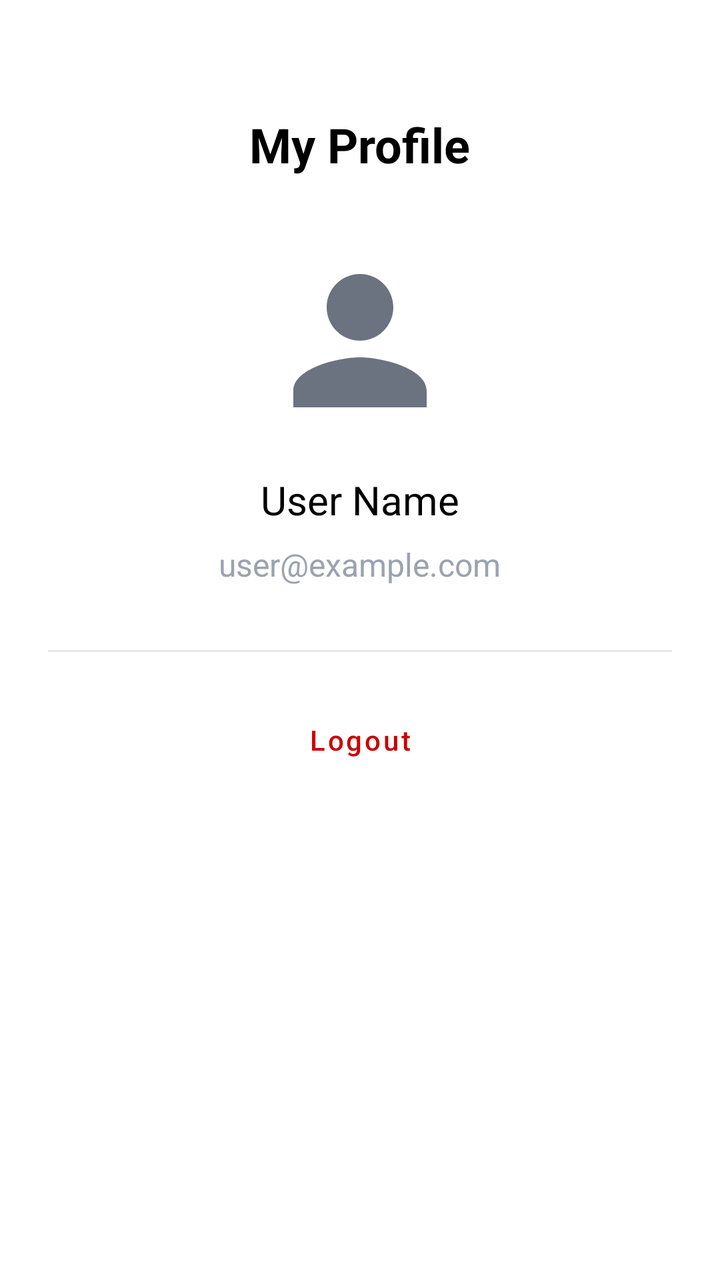
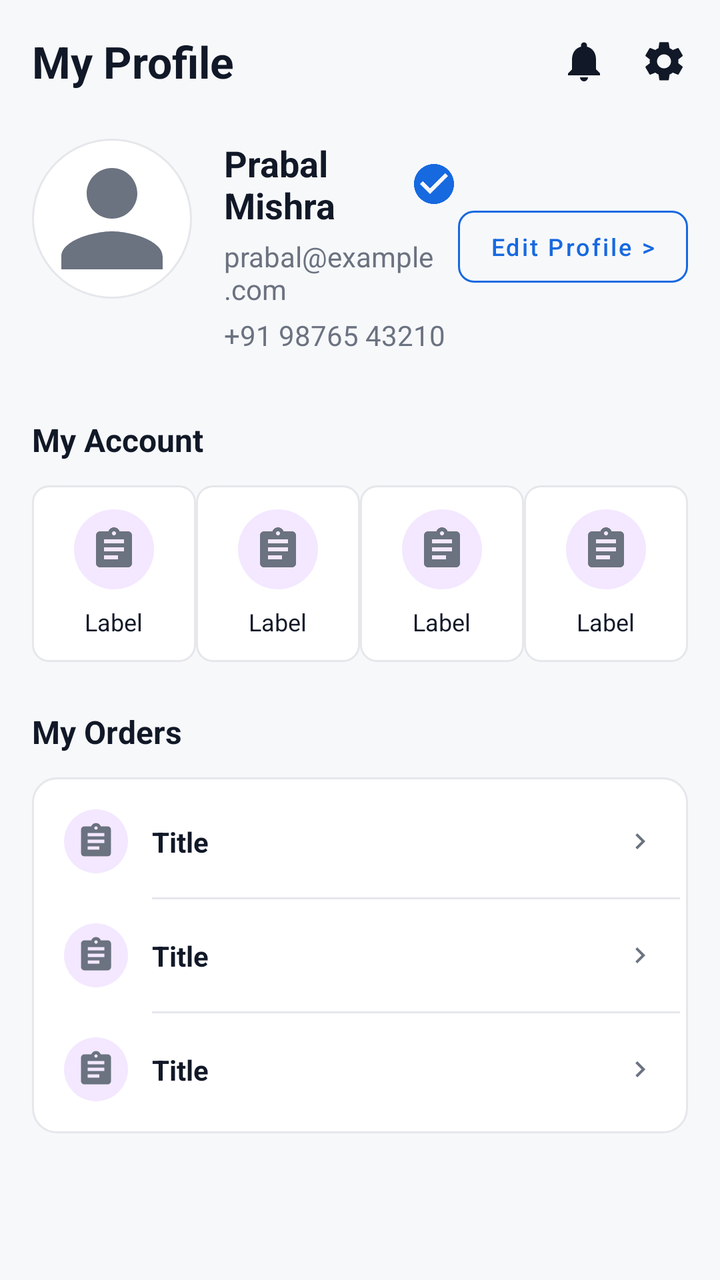

Two renders of the same Android screen: before a commit and after it. Below are the layout's source before the change and the commit's diff.
<!-- AndroidManifest.xml: application theme Theme.LightShop -->
<!-- res/layout/fragment_profile.xml -->
<?xml version="1.0" encoding="utf-8"?>
<LinearLayout xmlns:android="http://schemas.android.com/apk/res/android"
    android:layout_width="match_parent"
    android:layout_height="match_parent"
    android:orientation="vertical"
    android:padding="24dp"
    android:gravity="center_horizontal"
    android:background="@color/white">

    <TextView
        android:layout_width="wrap_content"
        android:layout_height="wrap_content"
        android:text="My Profile"
        android:textSize="24sp"
        android:textStyle="bold"
        android:textColor="@color/black"
        android:layout_marginTop="32dp"/>

    <ImageView
        android:layout_width="100dp"
        android:layout_height="100dp"
        android:src="@drawable/ic_person_24"
        android:layout_marginTop="32dp"
        android:contentDescription="Profile Picture"/>

    <TextView
        android:id="@+id/tv_profile_name"
        android:layout_width="wrap_content"
        android:layout_height="wrap_content"
        android:text="User Name"
        android:textSize="20sp"
        android:textColor="@color/black"
        android:layout_marginTop="16dp"/>

    <TextView
        android:id="@+id/tv_profile_email"
        android:layout_width="wrap_content"
        android:layout_height="wrap_content"
        android:text="user@example.com"
        android:textSize="16sp"
        android:textColor="@color/text_hint"
        android:layout_marginTop="8dp"/>

    <View
        android:layout_width="match_parent"
        android:layout_height="1dp"
        android:background="@color/stroke_color"
        android:layout_marginTop="32dp"/>

    <com.google.android.material.button.MaterialButton
        android:id="@+id/btn_logout"
        style="@style/Widget.MaterialComponents.Button.TextButton"
        android:layout_width="match_parent"
        android:layout_height="56dp"
        android:layout_marginTop="16dp"
        android:text="Logout"
        android:textColor="@android:color/holo_red_dark"
        android:textAllCaps="false"/>

</LinearLayout>
<!-- resources referenced by this layout -->
<resources>
  <color name="stroke_color">#E5E7EB</color>
  <color name="text_hint">#9CA3AF</color>
  <style name="Base.Theme.LightShop" parent="Theme.Material3.DayNight.NoActionBar">
          
          <item name="android:statusBarColor">@color/white</item>
          <item name="android:windowLightStatusBar">true</item>
          <item name="android:navigationBarColor">@color/white</item>
          <item name="android:windowBackground">@color/white</item>
  
          
          <item name="bottomNavigationStyle">@style/Widget.App.BottomNavigationView</item>
      </style>
  <!-- unchanged entries left out for length: 9 -->
</resources>

<!-- the commit's change to res/layout/fragment_profile.xml (unified diff, before → after) -->
@@ -1,60 +1,344 @@
+<?xml version="1.0" encoding="utf-8"?>
+<androidx.coordinatorlayout.widget.CoordinatorLayout xmlns:android="http://schemas.android.com/apk/res/android"
+    xmlns:app="http://schemas.android.com/apk/res-auto"
+    xmlns:tools="http://schemas.android.com/tools"
+    android:layout_width="match_parent"
+    android:layout_height="match_parent"
+    android:background="@color/light_grey_bg">
+
+    <com.google.android.material.appbar.AppBarLayout
+        android:layout_width="match_parent"
+        android:layout_height="wrap_content"
+        android:background="@color/light_grey_bg"
+        app:elevation="0dp">
+
+        <androidx.constraintlayout.widget.ConstraintLayout
+            android:layout_width="match_parent"
+            android:layout_height="wrap_content"
+            android:padding="16dp">
+
+            <TextView
+                android:id="@+id/tv_title"
+                android:layout_width="wrap_content"
+                android:layout_height="wrap_content"
+                android:text="My Profile"
+                android:textColor="@color/text_primary"
+                android:textSize="22sp"
+                android:textStyle="bold"
+                app:layout_constraintStart_toStartOf="parent"
+                app:layout_constraintTop_toTopOf="parent" />
+
+            <ImageView
+                android:id="@+id/iv_settings"
+                android:layout_width="24dp"
+                android:layout_height="24dp"
+                android:clickable="true"
+                android:focusable="true"
+                android:foreground="?attr/selectableItemBackgroundBorderless"
+                android:src="@drawable/ic_settings"
+                app:layout_constraintBottom_toBottomOf="@id/tv_title"
+                app:layout_constraintEnd_toEndOf="parent"
+                app:layout_constraintTop_toTopOf="@id/tv_title"
+                app:tint="@color/text_primary" />
+
+            <ImageView
+                android:id="@+id/iv_notifications"
+                android:layout_width="24dp"
+                android:layout_height="24dp"
+                android:layout_marginEnd="16dp"
+                android:clickable="true"
+                android:focusable="true"
+                android:foreground="?attr/selectableItemBackgroundBorderless"
+                android:src="@drawable/ic_notification"
+                app:layout_constraintBottom_toBottomOf="@id/tv_title"
+                app:layout_constraintEnd_toStartOf="@id/iv_settings"
+                app:layout_constraintTop_toTopOf="@id/tv_title"
+                app:tint="@color/text_primary" />
+
+            
+            <androidx.constraintlayout.widget.ConstraintLayout
+                android:id="@+id/cl_profile_header"
+                android:layout_width="match_parent"
+                android:layout_height="wrap_content"
+                android:layout_marginTop="24dp"
+                app:layout_constraintTop_toBottomOf="@id/tv_title">
+
+                <FrameLayout
+                    android:id="@+id/fl_profile_image"
+                    android:layout_width="80dp"
+                    android:layout_height="80dp"
+                    app:layout_constraintStart_toStartOf="parent"
+                    app:layout_constraintTop_toTopOf="parent">
+
+                    <ImageView
+                        android:id="@+id/iv_profile_pic"
+                        android:layout_width="match_parent"
+                        android:layout_height="match_parent"
+                        android:background="@drawable/bg_profile_photo"
+                        android:padding="2dp"
+                        android:scaleType="centerCrop"
+                        android:src="@drawable/ic_person_24" />
+                </FrameLayout>
+
+                <TextView
+                    android:id="@+id/tv_profile_name"
+                    android:layout_width="0dp"
+                    android:layout_height="wrap_content"
+                    android:layout_marginStart="16dp"
+                    android:text="Prabal Mishra"
+                    android:textColor="@color/text_primary"
+                    android:textSize="18sp"
+                    android:textStyle="bold"
+                    android:drawablePadding="8dp"
+                    app:drawableEndCompat="@drawable/ic_verified"
+                    app:layout_constraintEnd_toStartOf="@id/btn_edit_profile"
+                    app:layout_constraintStart_toEndOf="@id/fl_profile_image"
+                    app:layout_constraintTop_toTopOf="@id/fl_profile_image" />
+
+                <TextView
+                    android:id="@+id/tv_profile_email"
+                    android:layout_width="0dp"
+                    android:layout_height="wrap_content"
+                    android:layout_marginTop="4dp"
+                    android:text="prabal@example.com"
+                    android:textColor="@color/text_subtitle"
+                    android:textSize="14sp"
+                    app:layout_constraintEnd_toStartOf="@id/btn_edit_profile"
+                    app:layout_constraintStart_toStartOf="@id/tv_profile_name"
+                    app:layout_constraintTop_toBottomOf="@id/tv_profile_name" />
+
+                <TextView
+                    android:id="@+id/tv_profile_phone"
+                    android:layout_width="0dp"
+                    android:layout_height="wrap_content"
+                    android:layout_marginTop="4dp"
+                    android:text="+91 98765 43210"
+                    android:textColor="@color/text_subtitle"
+                    android:textSize="14sp"
+                    app:layout_constraintEnd_toStartOf="@id/btn_edit_profile"
+                    app:layout_constraintStart_toStartOf="@id/tv_profile_name"
+                    app:layout_constraintTop_toBottomOf="@id/tv_profile_email" />
+
+                <com.google.android.material.button.MaterialButton
+                    android:id="@+id/btn_edit_profile"
+                    style="@style/Widget.MaterialComponents.Button.OutlinedButton"
+                    android:layout_width="wrap_content"
+                    android:layout_height="wrap_content"
+                    android:text="Edit Profile >"
+                    android:textAllCaps="false"
+                    android:textColor="@color/accent_blue"
+                    android:textSize="12sp"
+                    app:cornerRadius="8dp"
+                    app:layout_constraintBottom_toBottomOf="parent"
+                    app:layout_constraintEnd_toEndOf="parent"
+                    app:layout_constraintTop_toTopOf="parent"
+                    app:strokeColor="@color/accent_blue" />
+
+            </androidx.constraintlayout.widget.ConstraintLayout>
+
+        </androidx.constraintlayout.widget.ConstraintLayout>
+
+    </com.google.android.material.appbar.AppBarLayout>
+
+    <androidx.core.widget.NestedScrollView
+        android:layout_width="match_parent"
+        android:layout_height="match_parent"
+        app:layout_behavior="@string/appbar_scrolling_view_behavior">
+
+        <LinearLayout
+            android:layout_width="match_parent"
+            android:layout_height="wrap_content"
+            android:orientation="vertical"
+            android:padding="16dp">
+
+            
+            <TextView
+                android:layout_width="wrap_content"
+                android:layout_height="wrap_content"
+                android:text="My Account"
+                android:textColor="@color/text_primary"
+                android:textSize="16sp"
+                android:textStyle="bold" />
+
+            <LinearLayout
+                android:layout_width="match_parent"
+                android:layout_height="wrap_content"
+                android:layout_marginTop="12dp"
+                android:orientation="horizontal"
+                android:baselineAligned="false">
+
+                <include
+                    android:id="@+id/item_orders"
+                    layout="@layout/item_quick_action"
+                    android:layout_width="0dp"
+                    android:layout_height="wrap_content"
+                    android:layout_weight="1" />
+
+                <include
+                    android:id="@+id/item_wishlist_quick"
+                    layout="@layout/item_quick_action"
+                    android:layout_width="0dp"
+                    android:layout_height="wrap_content"
+                    android:layout_weight="1" />
+
+                <include
+                    android:id="@+id/item_addresses"
+                    layout="@layout/item_quick_action"
+                    android:layout_width="0dp"
+                    android:layout_height="wrap_content"
+                    android:layout_weight="1" />
+
+                <include
+                    android:id="@+id/item_payments"
+                    layout="@layout/item_quick_action"
+                    android:layout_width="0dp"
+                    android:layout_height="wrap_content"
+                    android:layout_weight="1" />
+
+            </LinearLayout>
+
+            
+            <TextView
+                android:layout_width="wrap_content"
+                android:layout_height="wrap_content"
+                android:layout_marginTop="24dp"
+                android:text="My Orders"
+                android:textColor="@color/text_primary"
+                android:textSize="16sp"
+                android:textStyle="bold" />
+
+            <LinearLayout
+                android:layout_width="match_parent"
+                android:layout_height="wrap_content"
+                android:layout_marginTop="12dp"
+                android:background="@drawable/bg_card_white"
+                android:orientation="vertical"
+                android:padding="4dp">
+
+                <include
+                    android:id="@+id/row_my_orders"
+                    layout="@layout/item_profile_row" />
+
+                <View
+                    android:layout_width="match_parent"
+                    android:layout_height="1dp"
+                    android:layout_marginStart="56dp"
+                    android:background="@color/divider_color" />
+
+                <include
+                    android:id="@+id/row_track_orders"
+                    layout="@layout/item_profile_row" />
+
+                <View
+                    android:layout_width="match_parent"
+                    android:layout_height="1dp"
+                    android:layout_marginStart="56dp"
+                    android:background="@color/divider_color" />
+
+                <include
+                    android:id="@+id/row_wishlist"
+                    layout="@layout/item_profile_row" />
+
+            </LinearLayout>
+
+        </LinearLayout>
+
+    </androidx.core.widget.NestedScrollView>
+
+</androidx.coordinatorlayout.widget.CoordinatorLayout>
+<!-- res/layout/item_quick_action.xml (included above) -->
 <?xml version="1.0" encoding="utf-8"?>
 <LinearLayout xmlns:android="http://schemas.android.com/apk/res/android"
+    xmlns:app="http://schemas.android.com/apk/res-auto"
     android:layout_width="match_parent"
-    android:layout_height="match_parent"
+    android:layout_height="wrap_content"
+    android:background="@drawable/bg_quick_action"
+    android:clickable="true"
+    android:focusable="true"
+    android:gravity="center"
     android:orientation="vertical"
-    android:padding="24dp"
-    android:gravity="center_horizontal"
-    android:background="@color/white">
+    android:padding="12dp"
+    android:layout_margin="4dp">
+
+    <ImageView
+        android:id="@+id/iv_action_icon"
+        android:layout_width="40dp"
+        android:layout_height="40dp"
+        android:padding="8dp"
+        android:background="@drawable/bg_circle_pastel"
+        android:src="@drawable/ic_orders" />
 
     <TextView
+        android:id="@+id/tv_action_label"
         android:layout_width="wrap_content"
         android:layout_height="wrap_content"
-        android:text="My Profile"
-        android:textSize="24sp"
-        android:textStyle="bold"
-        android:textColor="@color/black"
-        android:layout_marginTop="32dp"/>
+        android:layout_marginTop="8dp"
+        android:text="Label"
+        android:textColor="@color/text_primary"
+        android:textSize="12sp" />
+
+</LinearLayout>
+<!-- res/layout/item_profile_row.xml (included above) -->
+<?xml version="1.0" encoding="utf-8"?>
+<androidx.constraintlayout.widget.ConstraintLayout xmlns:android="http://schemas.android.com/apk/res/android"
+    xmlns:app="http://schemas.android.com/apk/res-auto"
+    android:layout_width="match_parent"
+    android:layout_height="wrap_content"
+    android:background="?attr/selectableItemBackground"
+    android:clickable="true"
+    android:focusable="true"
+    android:padding="12dp">
 
     <ImageView
-        android:layout_width="100dp"
-        android:layout_height="100dp"
-        android:src="@drawable/ic_person_24"
-        android:layout_marginTop="32dp"
-        android:contentDescription="Profile Picture"/>
-
-    <TextView
-        android:id="@+id/tv_profile_name"
-        android:layout_width="wrap_content"
+        android:id="@+id/iv_row_icon"
+        android:layout_width="32dp"
+        android:layout_height="32dp"
+        android:background="@drawable/bg_circle_pastel"
+        android:padding="6dp"
+        android:src="@drawable/ic_orders"
+        app:layout_constraintBottom_toBottomOf="parent"
+        app:layout_constraintStart_toStartOf="parent"
+        app:layout_constraintTop_toTopOf="parent" />
+
+    <LinearLayout
+        android:layout_width="0dp"
         android:layout_height="wrap_content"
-        android:text="User Name"
-        android:textSize="20sp"
-        android:textColor="@color/black"
-        android:layout_marginTop="16dp"/>
-
-    <TextView
-        android:id="@+id/tv_profile_email"
-        android:layout_width="wrap_content"
-        android:layout_height="wrap_content"
-        android:text="user@example.com"
-        android:textSize="16sp"
-        android:textColor="@color/text_hint"
-        android:layout_marginTop="8dp"/>
-
-    <View
-        android:layout_width="match_parent"
-        android:layout_height="1dp"
-        android:background="@color/stroke_color"
-        android:layout_marginTop="32dp"/>
-
-    <com.google.android.material.button.MaterialButton
-        android:id="@+id/btn_logout"
-        style="@style/Widget.MaterialComponents.Button.TextButton"
-        android:layout_width="match_parent"
-        android:layout_height="56dp"
-        android:layout_marginTop="16dp"
-        android:text="Logout"
-        android:textColor="@android:color/holo_red_dark"
-        android:textAllCaps="false"/>
-
-</LinearLayout>
+        android:layout_marginStart="12dp"
+        android:layout_marginEnd="8dp"
+        android:orientation="vertical"
+        app:layout_constraintBottom_toBottomOf="parent"
+        app:layout_constraintEnd_toStartOf="@id/iv_row_chevron"
+        app:layout_constraintStart_toEndOf="@id/iv_row_icon"
+        app:layout_constraintTop_toTopOf="parent">
+
+        <TextView
+            android:id="@+id/tv_row_title"
+            android:layout_width="wrap_content"
+            android:layout_height="wrap_content"
+            android:text="Title"
+            android:textColor="@color/text_primary"
+            android:textSize="14sp"
+            android:textStyle="bold" />
+
+        <TextView
+            android:id="@+id/tv_row_subtitle"
+            android:layout_width="wrap_content"
+            android:layout_height="wrap_content"
+            android:text="Subtitle"
+            android:textColor="@color/text_subtitle"
+            android:textSize="12sp"
+            android:visibility="gone" />
+
+    </LinearLayout>
+
+    <ImageView
+        android:id="@+id/iv_row_chevron"
+        android:layout_width="16dp"
+        android:layout_height="16dp"
+        android:src="@drawable/ic_chevron_right"
+        app:layout_constraintBottom_toBottomOf="parent"
+        app:layout_constraintEnd_toEndOf="parent"
+        app:layout_constraintTop_toTopOf="parent"
+        app:tint="@color/text_subtitle" />
+
+</androidx.constraintlayout.widget.ConstraintLayout>
<!-- resource entries referenced after the edit -->
@@ -1,15 +1,110 @@
 <!-- resources referenced by this layout -->
 <resources>
-  <color name="stroke_color">#E5E7EB</color>
-  <color name="text_hint">#9CA3AF</color>
-  <style name="Base.Theme.LightShop" parent="Theme.Material3.DayNight.NoActionBar">
+  <color name="accent_blue">#1769E0</color>
+  <color name="divider_color">#E5E7EB</color>
+  <color name="light_grey_bg">#F7F8FA</color>
+  <color name="text_primary">#111827</color>
+  <color name="text_subtitle">#6B7280</color>
+  <!-- drawable bg_card_white (drawable) -->
+  <?xml version="1.0" encoding="utf-8"?>
+  <shape xmlns:android="http://schemas.android.com/apk/res/android">
+      <solid android:color="@color/white" />
+      <corners android:radius="12dp" />
+      <stroke
+          android:width="1dp"
+          android:color="@color/divider_color" />
+  </shape>
+  <!-- drawable bg_circle_pastel (drawable) -->
+  <?xml version="1.0" encoding="utf-8"?>
+  <shape xmlns:android="http://schemas.android.com/apk/res/android"
+      android:shape="oval">
+      <solid android:color="#F3E8FF" />
+  </shape>
+  <!-- drawable bg_profile_photo (drawable) -->
+  <?xml version="1.0" encoding="utf-8"?>
+  <shape xmlns:android="http://schemas.android.com/apk/res/android"
+      android:shape="oval">
+      <solid android:color="@color/white" />
+      <stroke
+          android:width="1dp"
+          android:color="@color/divider_color" />
+  </shape>
+  <!-- drawable bg_quick_action (drawable) -->
+  <?xml version="1.0" encoding="utf-8"?>
+  <ripple xmlns:android="http://schemas.android.com/apk/res/android"
+      android:color="?attr/colorControlHighlight">
+      <item>
+          <shape>
+              <solid android:color="@color/white" />
+              <corners android:radius="8dp" />
+              <stroke
+                  android:width="1dp"
+                  android:color="@color/divider_color" />
+          </shape>
+      </item>
+  </ripple>
+  <!-- drawable ic_chevron_right (drawable) -->
+  <vector xmlns:android="http://schemas.android.com/apk/res/android"
+      android:width="24dp"
+      android:height="24dp"
+      android:viewportWidth="24"
+      android:viewportHeight="24">
+      <path
+          android:fillColor="#000000"
+          android:pathData="M8.59,16.59L13.17,12L8.59,7.41L10,6L16,12L10,18L8.59,16.59Z"/>
+  </vector>
+  <!-- drawable ic_notification (drawable) -->
+  <vector xmlns:android="http://schemas.android.com/apk/res/android"
+      android:width="24dp"
+      android:height="24dp"
+      android:viewportWidth="24"
+      android:viewportHeight="24">
+      <path
+          android:fillColor="@color/icon_color"
+          android:pathData="M12,22c1.1,0 2,-0.9 2,-2h-4c0,1.1 0.9,2 2,2zM18,16v-5c0,-3.07 -1.63,-5.64 -4.5,-6.32V4c0,-0.83 -0.67,-1.5 -1.5,-1.5s-1.5,0.67 -1.5,1.5v0.68C7.64,5.36 6,7.92 6,11v5l-2,2v1h16v-1l-2,-2z"/>
+  </vector>
+  <!-- drawable ic_orders (drawable) -->
+  <vector xmlns:android="http://schemas.android.com/apk/res/android"
+      android:width="24dp"
+      android:height="24dp"
+      android:viewportWidth="24"
+      android:viewportHeight="24">
+      <path
+          android:fillColor="@color/icon_color"
+          android:pathData="M19,3h-4.18C14.4,1.84 13.3,1 12,1S9.6,1.84 9.18,3H5c-1.1,0 -2,0.9 -2,2v14c0,1.1 0.9,2 2,2h14c1.1,0 2,-0.9 2,-2V5c0,-1.1 -0.9,-2 -2,-2zM12,3c0.55,0 1,0.45 1,1s-0.45,1 -1,1 -1,-0.45 -1,-1 0.45,-1 1,-1zM14,17H7v-2h7v2zM17,13H7v-2h10v2zM17,9H7V7h10v2z"/>
+  </vector>
+  <!-- drawable ic_settings (drawable) -->
+  <vector xmlns:android="http://schemas.android.com/apk/res/android"
+      android:width="24dp"
+      android:height="24dp"
+      android:viewportWidth="24"
+      android:viewportHeight="24">
+      <path
+          android:fillColor="#111827"
+          android:pathData="M19.14,12.94c0.04,-0.3 0.06,-0.61 0.06,-0.94c0,-0.32 -0.02,-0.64 -0.07,-0.94l2.03,-1.58c0.18,-0.14 0.23,-0.39 0.12,-0.59l-1.92,-3.32c-0.12,-0.2 -0.36,-0.27 -0.57,-0.19l-2.39,0.96c-0.5,-0.38 -1.03,-0.7 -1.62,-0.94L14.4,2.81c-0.04,-0.22 -0.24,-0.39 -0.47,-0.39h-3.84c-0.23,0 -0.43,0.17 -0.47,0.39L9.27,5.39C8.69,5.63 8.15,5.94 7.66,6.33L5.27,5.37c-0.21,-0.08 -0.45,-0.01 -0.57,0.19L2.78,8.88c-0.11,0.2 -0.06,0.45 0.12,0.59l2.03,1.58c-0.05,0.3 -0.07,0.62 -0.07,0.94s0.02,0.64 0.07,0.94l-2.03,1.58c-0.18,0.14 -0.23,0.39 -0.12,0.59l1.92,3.32c0.12,0.2 0.36,0.27 0.57,0.19l2.39,-0.96c0.5,0.38 1.03,0.7 1.62,0.94l0.36,2.54c0.05,0.22 0.24,0.39 0.47,0.39h3.84c0.23,0 0.43,-0.17 0.47,-0.39l0.36,-2.54c0.59,-0.24 1.13,-0.56 1.62,-0.94l2.39,0.96c0.21,0.08 0.45,0.01 0.57,-0.19l1.92,-3.32c0.11,-0.2 0.06,-0.45 -0.12,-0.59l-2.03,-1.58zM12,15.5c-1.93,0 -3.5,-1.57 -3.5,-3.5s1.57,-3.5 3.5,-3.5s3.5,1.57 3.5,3.5s-1.57,3.5 -3.5,3.5z"/>
+  </vector>
+  <!-- drawable ic_verified (drawable) -->
+  <vector xmlns:android="http://schemas.android.com/apk/res/android"
+      android:width="24dp"
+      android:height="24dp"
+      android:viewportWidth="24"
+      android:viewportHeight="24">
+      <path
+          android:fillColor="#1769E0"
+          android:pathData="M12,2C6.48,2 2,6.48 2,12s4.48,10 10,10 10,-4.48 10,-10S17.52,2 12,2zM10,17l-5,-5 1.41,-1.41L10,14.17l7.59,-7.59L19,8l-9,9z" />
+  </vector>
+  <style name="Base.Theme.LightShop" parent="Theme.Material3.Light.NoActionBar">
           
           <item name="android:statusBarColor">@color/white</item>
           <item name="android:windowLightStatusBar">true</item>
           <item name="android:navigationBarColor">@color/white</item>
           <item name="android:windowBackground">@color/white</item>
+          <item name="android:colorBackground">@color/white</item>
   
           
+          <item name="colorSurface">@color/white</item>
+          <item name="colorSurfaceVariant">@color/white</item>
+  
           <item name="bottomNavigationStyle">@style/Widget.App.BottomNavigationView</item>
       </style>
   <!-- unchanged entries left out for length: 9 -->
